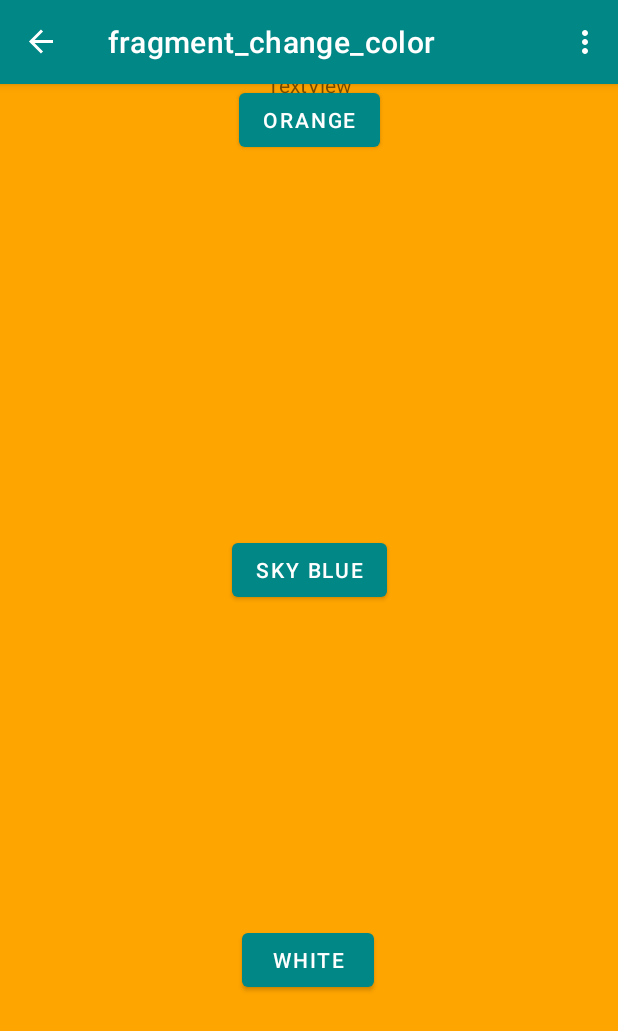
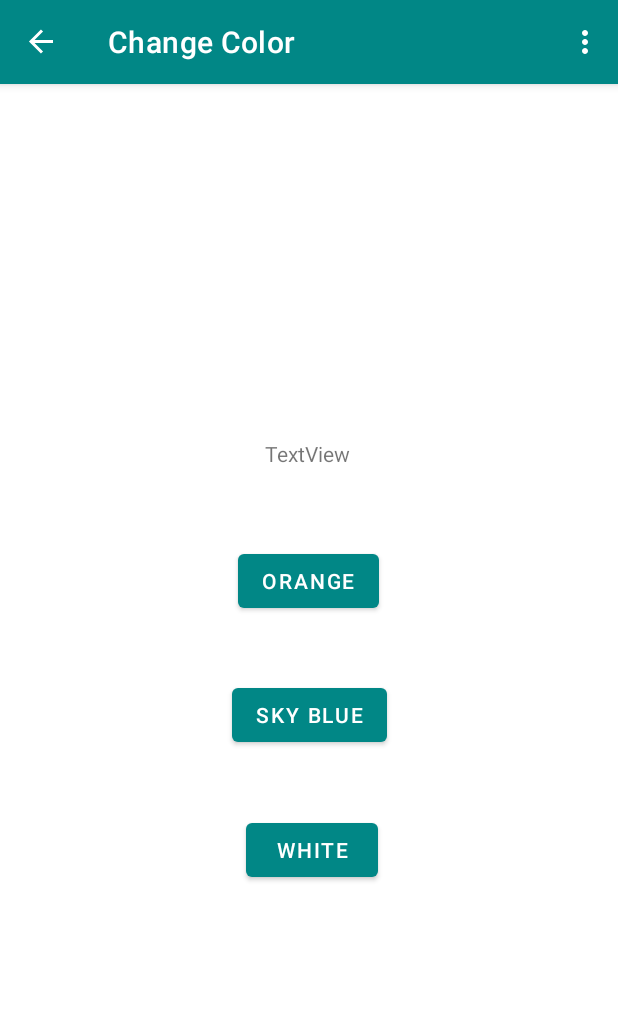
Before and after one commit to GandhiHarsh2003/CovidApp, an Android app: the ChangeColorFragment screen opened through its navigation route, on a phone screen of 412 x 824 dp. Shown: the top 1031 px of the screen. Run offline under Robolectric (Android 15) with nearby library versions, the phone set to English and light mode, and no system bars; our stand-ins replace navigation-ui.

Commit message:
changing colors figured out?

```diff
--- a/app/src/main/java/edu/quinnipiac/ser210/covidapp/ChangeColorFragment.kt
+++ b/app/src/main/java/edu/quinnipiac/ser210/covidapp/ChangeColorFragment.kt
@@ -5,18 +5,37 @@ import androidx.fragment.app.Fragment
 import android.view.LayoutInflater
 import android.view.View
 import android.view.ViewGroup
+import edu.quinnipiac.ser210.covidapp.databinding.FragmentChangeColorBinding
 
-
-class ChangeColorFragment : Fragment() {
-
+class ChangeColorFragment : Fragment(), View.OnClickListener {
+    private lateinit var binding: FragmentChangeColorBinding
 
     override fun onCreateView(
         inflater: LayoutInflater, container: ViewGroup?,
         savedInstanceState: Bundle?
     ): View? {
         // Inflate the layout for this fragment
-        return inflater.inflate(R.layout.fragment_change_color, container, false)
+        binding =  FragmentChangeColorBinding.inflate(layoutInflater)
+
+        // buttons
+        binding.orangeButton.setOnClickListener(this)
+        binding.whiteButton.setOnClickListener(this)
+        binding.skyblueButton.setOnClickListener(this)
+        return binding.root
     }
 
-
+    override fun onClick(v: View?) {
+        when(v!!.id){
+            R.id.orange_button -> {
+                binding.root.setBackgroundResource(R.color.orange)
+            }
+            R.id.white_button -> {
+                binding.root.setBackgroundResource(R.color.white)
+            }
+            R.id.skyblue_button -> {
+                // it wouldn't let me give it a specific name, don't know why
+                binding.root.setBackgroundResource(R.color.purple_500)
+            }
+        }
+    }
 }
--- a/app/src/main/res/layout/fragment_change_color.xml
+++ b/app/src/main/res/layout/fragment_change_color.xml
@@ -2,9 +2,9 @@
 <androidx.constraintlayout.widget.ConstraintLayout xmlns:android="http://schemas.android.com/apk/res/android"
     xmlns:app="http://schemas.android.com/apk/res-auto"
     xmlns:tools="http://schemas.android.com/tools"
+    android:id="@+id/changeColorFrag"
     android:layout_width="match_parent"
     android:layout_height="match_parent"
-    android:id="@+id/changeColorFrag"
     tools:context=".ChangeColorFragment">
 
 
@@ -12,40 +12,39 @@
         android:id="@+id/orange_button"
         android:layout_width="wrap_content"
         android:layout_height="wrap_content"
+        android:layout_marginStart="4dp"
+        android:layout_marginBottom="41dp"
         android:text="Orange"
-        app:layout_constraintEnd_toEndOf="parent"
-        app:layout_constraintStart_toStartOf="parent"
-        tools:layout_editor_absoluteY="216dp" />
+        app:layout_constraintBottom_toTopOf="@+id/skyblue_button"
+        app:layout_constraintStart_toStartOf="@+id/skyblue_button" />
 
     <Button
         android:id="@+id/skyblue_button"
         android:layout_width="wrap_content"
         android:layout_height="wrap_content"
-        android:layout_marginTop="40dp"
+        android:layout_marginBottom="323dp"
         android:text="Sky Blue"
-        app:layout_constraintBottom_toTopOf="@+id/white_button"
+        app:layout_constraintBottom_toBottomOf="parent"
         app:layout_constraintEnd_toEndOf="parent"
-        app:layout_constraintStart_toStartOf="parent"
-        app:layout_constraintTop_toBottomOf="@+id/orange_button" />
+        app:layout_constraintStart_toStartOf="parent" />
 
     <Button
         android:id="@+id/white_button"
         android:layout_width="wrap_content"
         android:layout_height="wrap_content"
-        android:layout_marginBottom="160dp"
+        android:layout_marginTop="42dp"
+        android:layout_marginEnd="6dp"
         android:text="White"
-        app:layout_constraintBottom_toBottomOf="parent"
-        app:layout_constraintEnd_toEndOf="parent"
-        app:layout_constraintHorizontal_bias="0.498"
-        app:layout_constraintStart_toStartOf="parent" />
+        app:layout_constraintEnd_toEndOf="@+id/skyblue_button"
+        app:layout_constraintTop_toBottomOf="@+id/skyblue_button" />
 
     <TextView
         android:id="@+id/changeColor_textView"
         android:layout_width="wrap_content"
         android:layout_height="wrap_content"
+        android:layout_marginStart="18dp"
+        android:layout_marginBottom="51dp"
         android:text="TextView"
         app:layout_constraintBottom_toTopOf="@+id/orange_button"
-        app:layout_constraintEnd_toEndOf="parent"
-        app:layout_constraintStart_toStartOf="parent"
-        app:layout_constraintTop_toTopOf="parent" />
+        app:layout_constraintStart_toStartOf="@+id/orange_button" />
 </androidx.constraintlayout.widget.ConstraintLayout>
--- a/app/src/main/res/navigation/nav_graph.xml
+++ b/app/src/main/res/navigation/nav_graph.xml
@@ -8,7 +8,7 @@
     <fragment
         android:id="@+id/homeFragment"
         android:name="edu.quinnipiac.ser210.covidapp.HomeFragment"
-        android:label="HomeFragment" >
+        android:label="Home" >
         <action
             android:id="@+id/action_homeFragment_to_countryFragment"
             app:destination="@id/countryFragment" />
@@ -33,7 +33,7 @@
     <fragment
         android:id="@+id/changeColorFragment"
         android:name="edu.quinnipiac.ser210.covidapp.ChangeColorFragment"
-        android:label="fragment_change_color"
+        android:label="Change Color"
         tools:layout="@layout/fragment_change_color" />
     <action
         android:id="@+id/action_fragment_change_color"
--- a/app/src/main/res/values-night/themes.xml
+++ b/app/src/main/res/values-night/themes.xml
@@ -2,7 +2,7 @@
     <!-- Base application theme. -->
     <style name="Theme.CovidApp" parent="Theme.MaterialComponents.DayNight.NoActionBar">
         <!-- Primary brand color. -->
-        <item name="colorPrimary">@color/purple_200</item>
+        <item name="colorPrimary">@color/purple_500</item>
         <item name="colorPrimaryVariant">@color/purple_700</item>
         <item name="colorOnPrimary">@color/black</item>
         <!-- Secondary brand color. -->
--- a/app/src/main/res/values/colors.xml
+++ b/app/src/main/res/values/colors.xml
@@ -1,11 +1,10 @@
 <?xml version="1.0" encoding="utf-8"?>
 <resources>
-    <color name="purple_200">#FFBB86FC</color>
-    <color name="purple_500">#FF6200EE</color>
     <color name="purple_700">#FF3700B3</color>
     <color name="teal_200">#FF03DAC5</color>
     <color name="teal_700">#FF018786</color>
     <color name="orange">#FFA500</color>
     <color name="black">#FF000000</color>
+    <color name="purple_500">#87CEEB</color>
     <color name="white">#FFFFFFFF</color>
 </resources>
--- a/app/src/main/res/values/themes.xml
+++ b/app/src/main/res/values/themes.xml
@@ -3,7 +3,7 @@
     <style name="Theme.CovidApp" parent="Theme.MaterialComponents.DayNight.NoActionBar">
         <!-- Primary brand color. -->
         <item name="colorPrimary">@color/teal_700</item>
-        <item name="colorPrimaryVariant">@color/purple_200</item>
+        <item name="colorPrimaryVariant">@color/purple_700</item>
         <item name="colorOnPrimary">@color/white</item>
         <!-- Secondary brand color. -->
         <item name="colorSecondary">@color/teal_200</item>
@@ -12,6 +12,7 @@
         <!-- Status bar color. -->
         <item name="android:statusBarColor">?attr/colorPrimaryVariant</item>
         <!-- Customize your theme here. -->
-        <item name="android:colorBackground">@color/orange</item>
+        <item name="color">@color/orange</item>
+        <item name="android:colorBackground">@color/white</item>
     </style>
 </resources>
```
